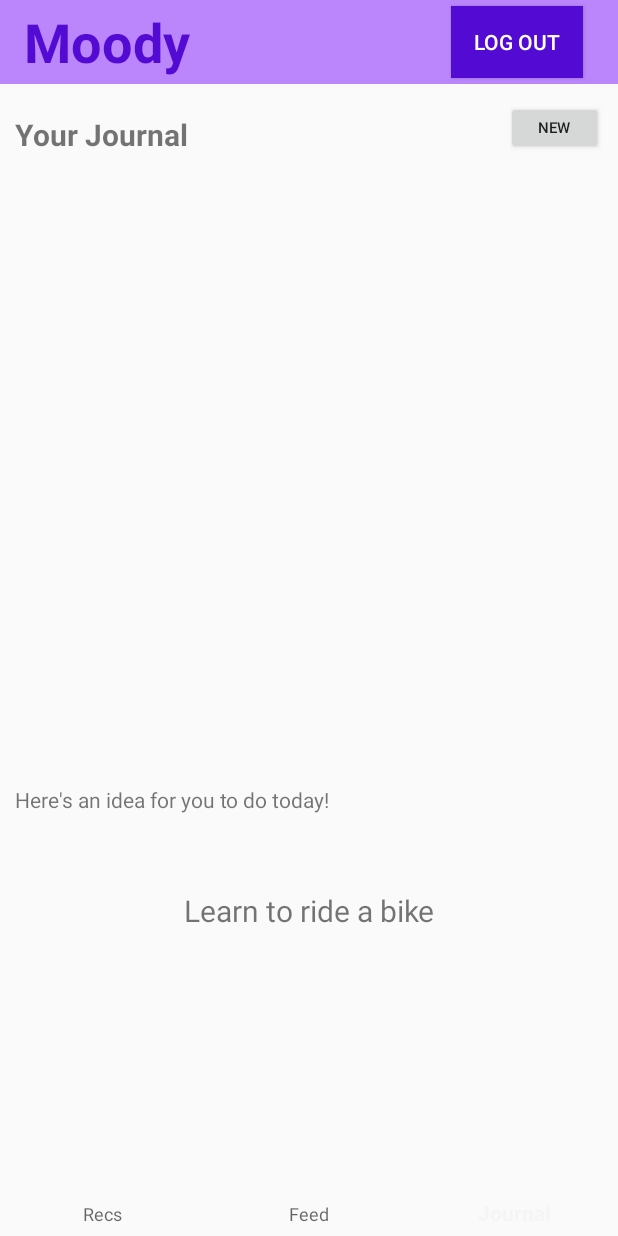
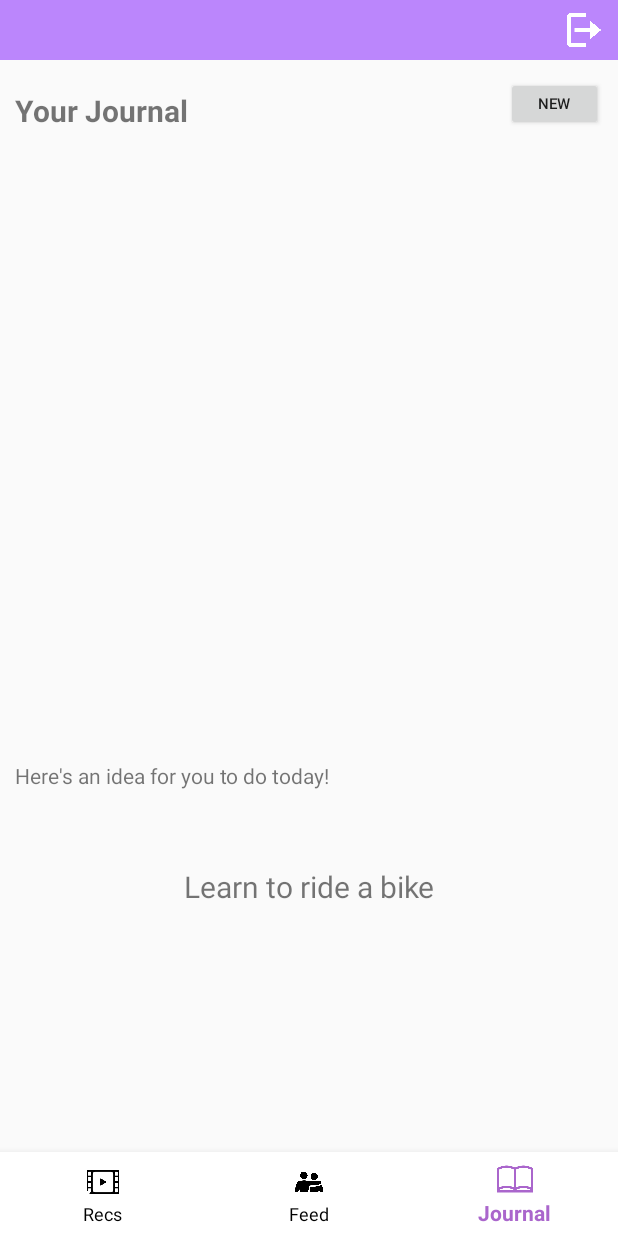
Before and after one commit to FB-android-app-2021/Moody, an Android app: the MainActivity screen opened directly, with no data from a screen before it, item 3 of the bottom bar chosen, on a phone screen of 412 x 824 dp. Run offline under Robolectric (Android 15) with nearby library versions, the light colour scheme and no system bars; libraries missing offline, so code that uses them is left out: com.codepath.asynchttpclient, com.parse; 12 statements that could not run were skipped.

Commit message:
added button icons and ui theme updates

```diff
--- a/app/src/main/java/com/example/moody/MainActivity.java
+++ b/app/src/main/java/com/example/moody/MainActivity.java
@@ -10,11 +10,14 @@ import androidx.fragment.app.FragmentTransaction;
 import androidx.loader.app.LoaderManager;
 import androidx.loader.content.Loader;
 
+import android.annotation.SuppressLint;
 import android.content.Intent;
+import android.content.res.ColorStateList;
 import android.os.Bundle;
 import android.view.MenuItem;
 import android.view.View;
 import android.widget.Button;
+import android.widget.ImageButton;
 
 import com.example.moody.databinding.ActivityMainBinding;
 import com.example.moody.fragments.JournalFragment;
@@ -36,7 +39,7 @@ public class MainActivity extends AppCompatActivity {
 
     public static final String TAG = "MainActivity";
     private Toolbar toolbar;
-    private Button btnLogout;
+    private ImageButton btnLogout;
     private BottomNavigationView navBar;
     public static MediaFragment moodRecs;
 
@@ -45,21 +48,22 @@ public class MainActivity extends AppCompatActivity {
 
 
 
+    @SuppressLint("ResourceAsColor")
     @Override
     protected void onCreate(Bundle savedInstanceState) {
         super.onCreate(savedInstanceState);
         ActivityMainBinding binding = ActivityMainBinding.inflate(getLayoutInflater());
         View view = binding.getRoot();
         setContentView(view);
-//        recMood = getIntent().getStringExtra("emotion");
-//        if(recMood == null) {
-//            recMood = RANDOM;
-//        }
+
 
         toolbar = binding.toolbar;
         btnLogout = binding.btnLogout;
         navBar = binding.navBar;
-        navBar.setBackgroundColor(530);
+        //navBar.setItemTextColor(ColorStateList.valueOf(R.color.purple_200));
+        //navBar.setBackgroundColor(R.color.white);
+        //getWindow().setNavigationBarColor(getResources().getColor(R.color.white));
+        //navBar.setItemTextColor(ColorStateList.valueOf(R.color.purple_200));
         btnLogout.setOnClickListener(new View.OnClickListener() {
             @Override
             public void onClick(View v) {
--- a/app/src/main/java/com/example/moody/adapters/EntriesAdapter.java
+++ b/app/src/main/java/com/example/moody/adapters/EntriesAdapter.java
@@ -16,6 +16,13 @@ import com.parse.ParseException;
 import java.text.SimpleDateFormat;
 import java.util.Date;
 import java.util.List;
+
+import static com.example.moody.models.Movie.ANGRY;
+import static com.example.moody.models.Movie.ANXIOUS;
+import static com.example.moody.models.Movie.EXCITED;
+import static com.example.moody.models.Movie.HAPPY;
+import static com.example.moody.models.Movie.SAD;
+import static com.example.moody.models.Movie.ZEN;
 
 public class EntriesAdapter extends RecyclerView.Adapter<EntriesAdapter.ViewHolder> {
     private Context context;
@@ -76,11 +83,23 @@ public class EntriesAdapter extends RecyclerView.Adapter<EntriesAdapter.ViewHold
             tvTimeStamp.setText(createdDate);
             String mood = entry.getEmotion();
             tvEmotion.setText(mood);
-            if(mood.equals("Happy")) {
-                tvEmotion.setText("Happy Thought:");
+            if(mood.equals(HAPPY)) {
+                tvEmotion.setText("Feeling: Happy");
             }
-            else if(mood.equals("Sad")) {
-                tvEmotion.setText("Sad Thought:");
+            else if(mood.equals(SAD)) {
+                tvEmotion.setText("Feeling: Sad");
+            }
+            else if(mood.equals(ANGRY)) {
+                tvEmotion.setText("Feeling: Angry");
+            }
+            else if(mood.equals(EXCITED)) {
+                tvEmotion.setText("Feeling: Excited");
+            }
+            else if(mood.equals(ZEN)) {
+                tvEmotion.setText("Feeling: Zen");
+            }
+            else if(mood.equals(ANXIOUS)) {
+                tvEmotion.setText("Feeling: Anxious");
             }
         }
     }
--- /dev/null
+++ b/app/src/main/res/drawable/tab_color.xml
@@ -0,0 +1,5 @@
+<?xml version="1.0" encoding="utf-8"?>
+<selector xmlns:android="http://schemas.android.com/apk/res/android">
+        <item android:color="@android:color/holo_purple" android:state_checked="true"/>
+        <item android:color="@android:color/black"/>
+</selector>
--- a/app/src/main/res/layout/activity_main.xml
+++ b/app/src/main/res/layout/activity_main.xml
@@ -9,28 +9,19 @@
     <androidx.appcompat.widget.Toolbar
         android:id="@+id/toolbar"
         android:layout_width="match_parent"
-        android:layout_height="wrap_content"
+        android:layout_height="40dp"
         android:background="@color/purple_200"
         android:minHeight="?attr/actionBarSize">
 
-        <TextView
-            android:id="@+id/tvTitle"
-            android:layout_width="wrap_content"
-            android:layout_height="wrap_content"
-            android:text="@string/app_name"
-            android:textColor="@color/purple_text"
-            android:textSize="36sp"
-            android:textStyle="bold" />
-
-        <Button
+        <ImageButton
             android:id="@+id/btnLogout"
-            android:layout_width="wrap_content"
-            android:layout_height="wrap_content"
-            android:layout_marginStart="190dp"
-            android:layout_marginLeft="190dp"
-            android:background="@color/purple_text"
-            android:text="Log out"
-            android:textColor="@color/white"
+            android:layout_width="25dp"
+            android:layout_height="25dp"
+            android:layout_gravity="end"
+            android:layout_marginEnd="10dp"
+            android:background="@drawable/whitelogout"
+            android:baselineAlignBottom="true"
+            android:textAlignment="viewEnd"
             app:showAsAction="ifRoom"
             tools:layout_editor_absoluteX="175dp"
             tools:layout_editor_absoluteY="18dp" />
@@ -49,7 +40,8 @@
         android:layout_width="match_parent"
         android:layout_height="wrap_content"
         android:layout_alignParentBottom="true"
-        app:menu="@menu/menu_bottom_navbar" />
-
-
+        app:menu="@menu/menu_bottom_navbar"
+        android:background="@color/white"
+        app:itemIconTint="@drawable/tab_color"
+        app:itemTextColor="@drawable/tab_color"/>
 </RelativeLayout>
--- a/app/src/main/res/menu/menu_bottom_navbar.xml
+++ b/app/src/main/res/menu/menu_bottom_navbar.xml
@@ -6,15 +6,21 @@
         android:id="@+id/action_recs"
         android:enabled="true"
         android:title="@string/recs"
+        android:icon="@drawable/purple_film"
+        android:iconTint="@color/purple_200"
         app:showAsAction="ifRoom" />
     <item
         android:id="@+id/action_feed"
         android:enabled="true"
         android:title="Feed"
+        android:icon="@drawable/feed_icon"
+        android:iconTint="@color/purple_200"
         app:showAsAction="ifRoom" />
     <item
         android:id="@+id/action_journal"
         android:enabled="true"
+        android:icon="@drawable/journal_icon"
+        android:iconTint="@color/purple_200"
         android:title="@string/journal"
         app:showAsAction="ifRoom" />
 
```
Also changed, not shown: app/src/main/res/drawable/feed_icon.png (added), app/src/main/res/drawable/journal_icon.png (added), app/src/main/res/drawable/purple_film.png (added), app/src/main/res/drawable/purple_journal.png (added), app/src/main/res/drawable/purpleheart_outline.png (added), app/src/main/res/drawable/whitelogout.png (added).
